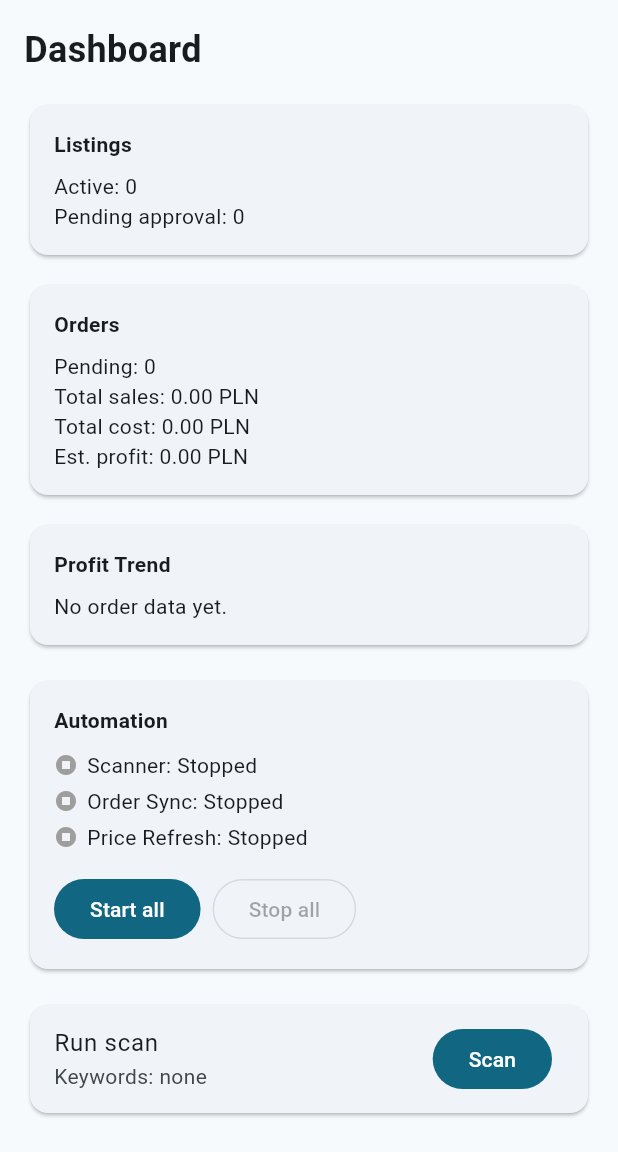
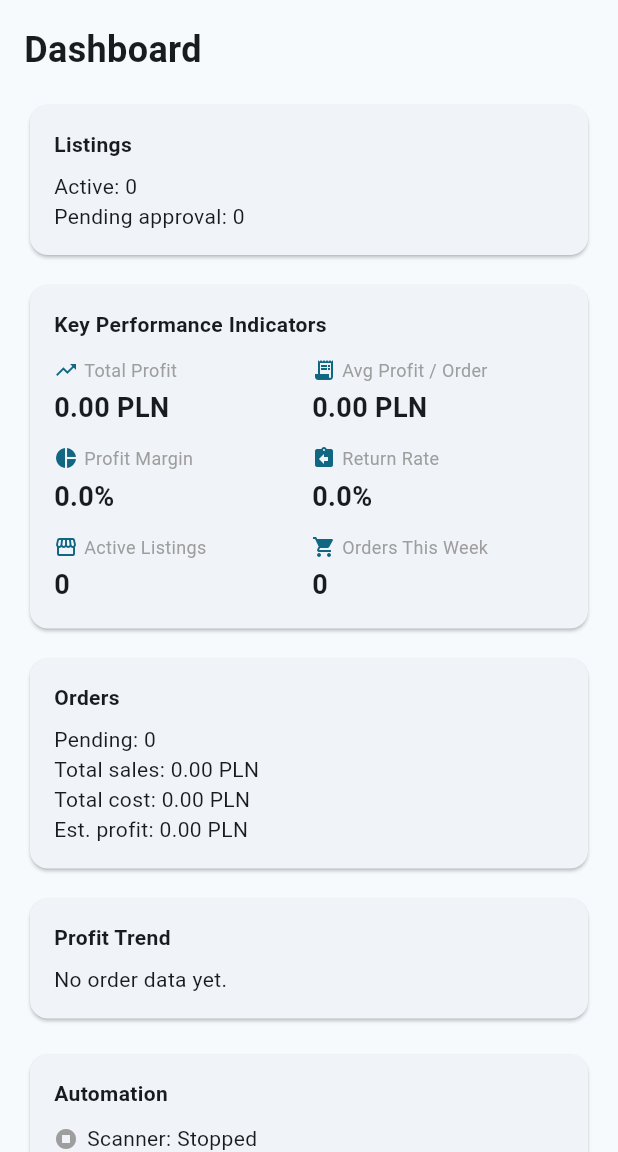
Before and after one commit to JurassicAlbert/jurassic_dropshipping, a Flutter app: the screen it shows after launch, on a phone screen of 412 x 824 dp, the part 84-1236 px from its top. Run offline on Flutter 3.47's test engine with Material 3 defaults, Android fonts, the phone set to English and light mode, and no system bars; our stand-ins replace dio, drift, fl_chart, flutter_riverpod, flutter_secure_storage, freezed_annotation and 4 more; accounts and stored records are empty; generated files the repository leaves out were written again.

Commit message:
Add KPI card to Dashboard with profit, margin, return rate, and weekly trends

```diff
--- a/lib/features/dashboard/dashboard_screen.dart
+++ b/lib/features/dashboard/dashboard_screen.dart
@@ -2,7 +2,9 @@ import 'package:fl_chart/fl_chart.dart';
 import 'package:flutter/material.dart';
 import 'package:flutter_riverpod/flutter_riverpod.dart';
 import 'package:jurassic_dropshipping/app_providers.dart';
+import 'package:jurassic_dropshipping/data/models/listing.dart';
 import 'package:jurassic_dropshipping/data/models/order.dart';
+import 'package:jurassic_dropshipping/data/models/return_request.dart';
 import 'package:jurassic_dropshipping/features/shared/error_card.dart';
 
 class DashboardScreen extends ConsumerWidget {
@@ -12,6 +14,7 @@ class DashboardScreen extends ConsumerWidget {
   Widget build(BuildContext context, WidgetRef ref) {
     final listingsAsync = ref.watch(listingsProvider);
     final ordersAsync = ref.watch(ordersProvider);
+    final returnsAsync = ref.watch(returnRequestsProvider);
     final rulesAsync = ref.watch(rulesProvider);
     final automation = ref.watch(automationSchedulerProvider);
 
@@ -19,6 +22,7 @@ class DashboardScreen extends ConsumerWidget {
       onRefresh: () async {
         ref.invalidate(listingsProvider);
         ref.invalidate(ordersProvider);
+        ref.invalidate(returnRequestsProvider);
         ref.invalidate(rulesProvider);
       },
       child: SingleChildScrollView(
@@ -54,6 +58,8 @@ class DashboardScreen extends ConsumerWidget {
                 onRetry: () => ref.invalidate(listingsProvider),
               ),
             ),
+            const SizedBox(height: 12),
+            _buildKpiCard(listingsAsync, ordersAsync, returnsAsync),
             const SizedBox(height: 12),
             ordersAsync.when(
               data: (orders) {
@@ -146,6 +152,20 @@ class DashboardScreen extends ConsumerWidget {
         ),
       ),
     );
+  }
+
+  static Widget _buildKpiCard(
+    AsyncValue<List<Listing>> listingsAsync,
+    AsyncValue<List<Order>> ordersAsync,
+    AsyncValue<List<ReturnRequest>> returnsAsync,
+  ) {
+    final listings = listingsAsync.valueOrNull;
+    final orders = ordersAsync.valueOrNull;
+    final returns = returnsAsync.valueOrNull;
+    if (listings == null || orders == null || returns == null) {
+      return const SizedBox.shrink();
+    }
+    return _KpiCard(orders: orders, listings: listings, returns: returns);
   }
 
   static String _formatTime(DateTime dt) {
@@ -325,6 +345,111 @@ class _ProfitChartState extends State<_ProfitChart> {
   }
 }
 
+class _KpiCard extends StatelessWidget {
+  const _KpiCard({required this.orders, required this.listings, required this.returns});
+  final List<Order> orders;
+  final List<Listing> listings;
+  final List<ReturnRequest> returns;
+
+  @override
+  Widget build(BuildContext context) {
+    final totalRevenue = orders.fold<double>(0, (s, o) => s + o.sellingPrice);
+    final totalCost = orders.fold<double>(0, (s, o) => s + o.sourceCost);
+    final totalProfit = totalRevenue - totalCost;
+    final avgProfit = orders.isEmpty ? 0.0 : totalProfit / orders.length;
+    final marginPct = totalRevenue > 0 ? (totalProfit / totalRevenue * 100) : 0.0;
+    final returnRate = orders.isEmpty ? 0.0 : (returns.length / orders.length * 100);
+    final activeListings = listings.where((l) => l.status == ListingStatus.active).length;
+
+    final now = DateTime.now();
+    final weekAgo = now.subtract(const Duration(days: 7));
+    final twoWeeksAgo = now.subtract(const Duration(days: 14));
+    final ordersThisWeek = orders.where((o) => o.createdAt != null && o.createdAt!.isAfter(weekAgo)).length;
+    final ordersLastWeek = orders.where((o) => o.createdAt != null && o.createdAt!.isAfter(twoWeeksAgo) && o.createdAt!.isBefore(weekAgo)).length;
+
+    final tiles = <_KpiTile>[
+      _KpiTile(label: 'Total Profit', value: '${totalProfit.toStringAsFixed(2)} PLN', icon: Icons.trending_up),
+      _KpiTile(label: 'Avg Profit / Order', value: '${avgProfit.toStringAsFixed(2)} PLN', icon: Icons.receipt_long),
+      _KpiTile(label: 'Profit Margin', value: '${marginPct.toStringAsFixed(1)}%', icon: Icons.pie_chart),
+      _KpiTile(label: 'Return Rate', value: '${returnRate.toStringAsFixed(1)}%', icon: Icons.assignment_return),
+      _KpiTile(label: 'Active Listings', value: '$activeListings', icon: Icons.storefront),
+      _KpiTile(
+        label: 'Orders This Week',
+        value: '$ordersThisWeek',
+        icon: Icons.shopping_cart,
+        trend: ordersLastWeek > 0
+            ? '${ordersThisWeek >= ordersLastWeek ? '+' : ''}${ordersThisWeek - ordersLastWeek} vs last week'
+            : null,
+        trendUp: ordersThisWeek >= ordersLastWeek,
+      ),
+    ];
+
+    return Card(
+      child: Padding(
+        padding: const EdgeInsets.all(16),
+        child: Column(
+          crossAxisAlignment: CrossAxisAlignment.start,
+          children: [
+            const Text('Key Performance Indicators', style: TextStyle(fontWeight: FontWeight.w600)),
+            const SizedBox(height: 12),
+            Wrap(
+              spacing: 12,
+              runSpacing: 12,
+              children: tiles
+                  .map((t) => SizedBox(
+                        width: 160,
+                        child: Column(
+                          crossAxisAlignment: CrossAxisAlignment.start,
+                          children: [
+                            Row(
+                              mainAxisSize: MainAxisSize.min,
+                              children: [
+                                Icon(t.icon, size: 16, color: Theme.of(context).colorScheme.primary),
+                                const SizedBox(width: 4),
+                                Flexible(
+                                  child: Text(t.label, style: const TextStyle(fontSize: 12, color: Colors.grey)),
+                                ),
+                              ],
+                            ),
+                            const SizedBox(height: 4),
+                            Text(t.value, style: const TextStyle(fontSize: 18, fontWeight: FontWeight.bold)),
+                            if (t.trend != null) ...[
+                              const SizedBox(height: 2),
+                              Text(
+                                t.trend!,
+                                style: TextStyle(
+                                  fontSize: 11,
+                                  color: t.trendUp ? Colors.green : Colors.red,
+                                ),
+                              ),
+                            ],
+                          ],
+                        ),
+                      ))
+                  .toList(),
+            ),
+          ],
+        ),
+      ),
+    );
+  }
+}
+
+class _KpiTile {
+  const _KpiTile({
+    required this.label,
+    required this.value,
+    required this.icon,
+    this.trend,
+    this.trendUp = true,
+  });
+  final String label;
+  final String value;
+  final IconData icon;
+  final String? trend;
+  final bool trendUp;
+}
+
 class _DailyProfit {
   const _DailyProfit({required this.date, required this.profit});
   final DateTime date;
```
